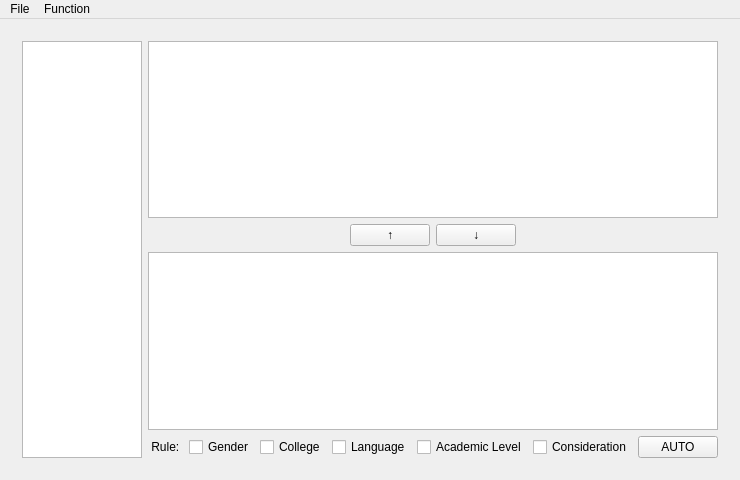
This is Menters-and-Mentees-Matching-Program/mainwindow.ui in shuanglengyunji/Menters-and-Mentees-Matching-Program as Qt 5 draws it before an edit. The edited form follows.
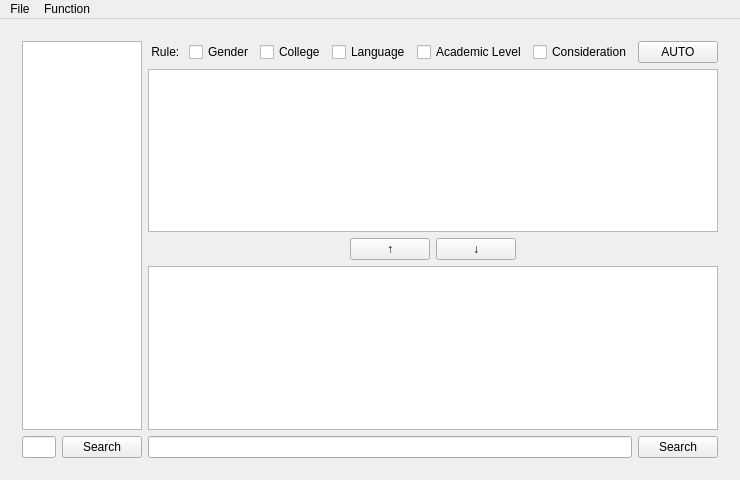
This is the edited form.

Commit message: Add Search Box in Matching Page

Patch:
```diff
--- a/Menters-and-Mentees-Matching-Program/mainwindow.ui
+++ b/Menters-and-Mentees-Matching-Program/mainwindow.ui
@@ -192,18 +192,35 @@
          </layout>
         </widget>
         <widget class="QWidget" name="page_matching">
-         <layout class="QGridLayout" name="gridLayout_6">
-          <item row="0" column="0">
-           <layout class="QGridLayout" name="gridLayout_12">
-            <item row="1" column="0">
-             <layout class="QGridLayout" name="gridLayout_11">
-              <item row="0" column="0">
-               <widget class="QTableView" name="tableView_match_mentors"/>
-              </item>
-              <item row="0" column="1">
-               <layout class="QGridLayout" name="gridLayout_10">
-                <item row="4" column="0">
                  <layout class="QGridLayout" name="gridLayout_2">
+          <item row="0" column="0">
+           <layout class="QGridLayout" name="gridLayout_match_mentors">
+            <item row="0" column="0">
+             <widget class="QTableView" name="tableView_match_mentors"/>
+            </item>
+            <item row="1" column="0">
+             <layout class="QGridLayout" name="gridLayout_match_mentors_search">
+              <item row="1" column="0">
+               <widget class="QLineEdit" name="lineEdit_match_search_mentors"/>
+              </item>
+              <item row="1" column="1">
+               <widget class="QPushButton" name="pushButton_match_search_mentors">
+                <property name="text">
+                 <string>Search</string>
+                </property>
+               </widget>
+              </item>
+             </layout>
+            </item>
+           </layout>
+          </item>
+          <item row="0" column="1">
+           <layout class="QGridLayout" name="gridLayout_match_mentees">
+            <item row="1" column="0">
+             <widget class="QTableView" name="tableView_match_mentees_matched"/>
+            </item>
+            <item row="0" column="0">
+             <layout class="QGridLayout" name="gridLayout_match_mentees_rule">
                   <item row="0" column="7">
                    <widget class="QPushButton" name="pushButton_Auto">
                     <property name="text">
@@ -268,14 +285,11 @@
                   </item>
                  </layout>
                 </item>
-                <item row="3" column="0">
+            <item row="4" column="0">
                  <widget class="QTableView" name="tableView_match_mentees_to_be_match"/>
                 </item>
-                <item row="0" column="0">
-                 <widget class="QTableView" name="tableView_match_mentees_matched"/>
-                </item>
-                <item row="1" column="0">
-                 <layout class="QGridLayout" name="gridLayout_9">
+            <item row="2" column="0">
+             <layout class="QGridLayout" name="gridLayout_match_mentees_manual">
                   <item row="0" column="1">
                    <widget class="QPushButton" name="pushButton_Up">
                     <property name="text">
@@ -318,7 +332,17 @@
                   </item>
                  </layout>
                 </item>
-               </layout>
+            <item row="5" column="0">
+             <layout class="QGridLayout" name="gridLayout_match_mentees_search">
+              <item row="0" column="0">
+               <widget class="QLineEdit" name="lineEdit_match_search_mentees"/>
+              </item>
+              <item row="0" column="1">
+               <widget class="QPushButton" name="pushButton_match_search_mentees">
+                <property name="text">
+                 <string>Search</string>
+                </property>
+               </widget>
               </item>
              </layout>
             </item>
```
Left out of the diff: 2 changed lines with no effect on the pictures. Lines whose indentation alone changed are shown as unchanged. The commit also changes 1 other file.
